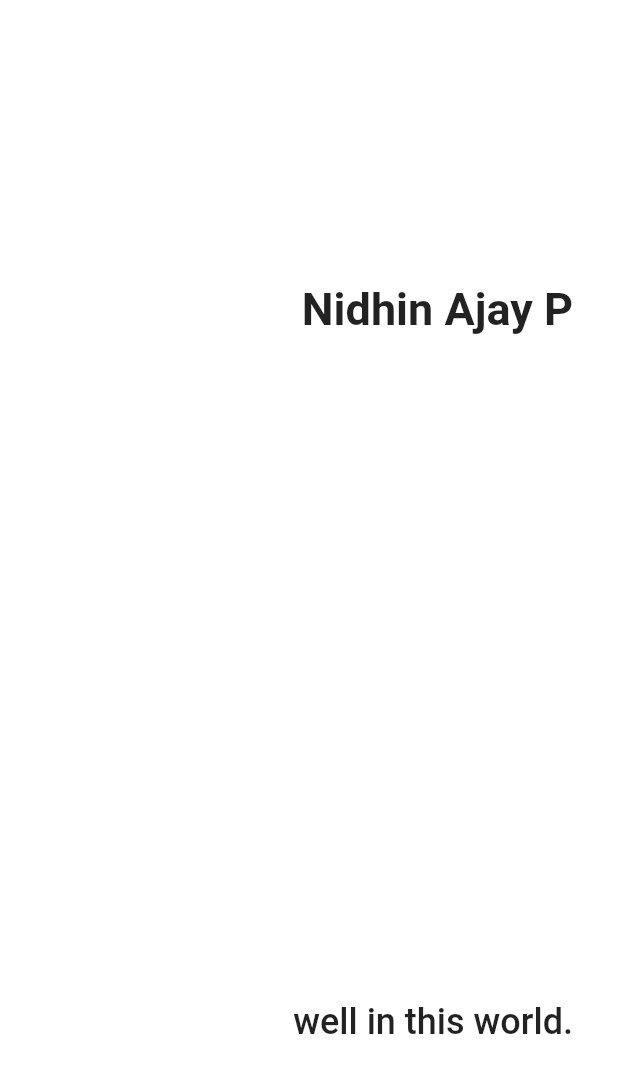
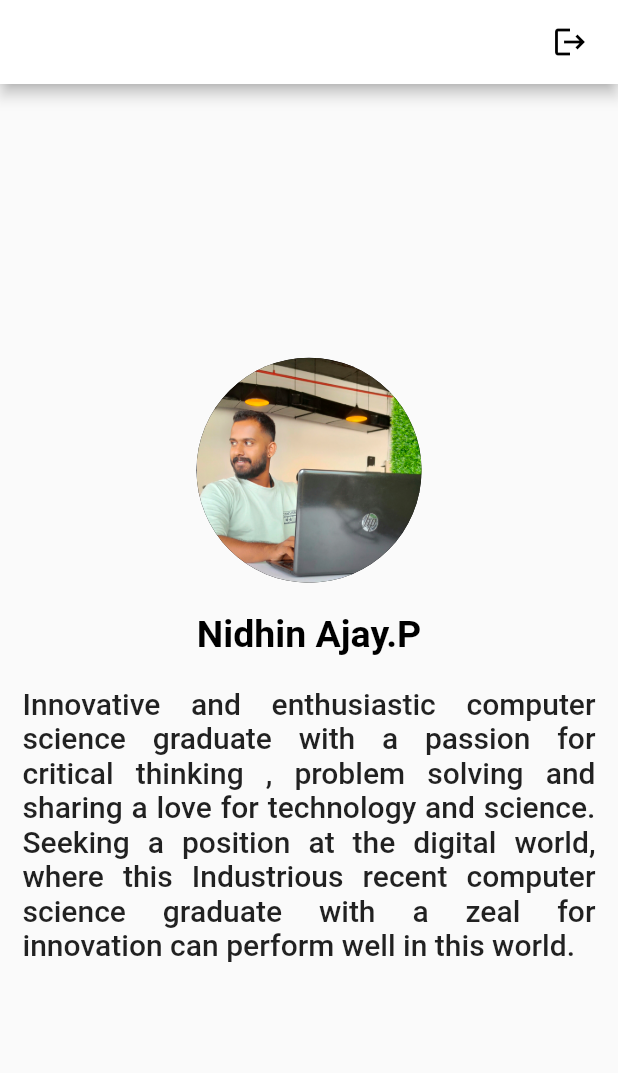
Before and after one commit to NidhinAjay/Firebase_Login, a Flutter app: the screen it shows once a user with an empty profile is signed in, on a phone screen of 412 x 824 dp. Shown: the top 1073 px of the screen. Run offline on Flutter 3.47's test engine with Material 2 defaults, Android fonts, the phone set to English and light mode, and no system bars; our stand-ins replace firebase_auth, firebase_core; accounts and stored records are empty.

Commit message:
commit 2

```diff
--- a/lib/profile.dart
+++ b/lib/profile.dart
@@ -1,4 +1,5 @@
 import 'package:flutter/material.dart';
+import 'package:firebase_auth/firebase_auth.dart';
 
 class bio extends StatefulWidget {
   const bio({Key? key}) : super(key: key);
@@ -10,27 +11,56 @@ class bio extends StatefulWidget {
 class _bioState extends State<bio> {
   @override
   Widget build(BuildContext context) {
-    return Center(
-        child: Padding(
-          padding: const EdgeInsets.all(20),
-          child: Container(
-            width: double.maxFinite,
-            height: double.maxFinite,
-            child: Padding(
-              padding: const EdgeInsets.all(10),
+    return Scaffold(
+      appBar: AppBar(actions: [
+        Padding(
+          padding: const EdgeInsets.symmetric(horizontal: 20),
+          child: InkWell(onTap: () {
+            FirebaseAuth.instance.signOut();
+          },
+              child: Icon(
+            Icons.logout,
+            color: Colors.black,
+          )),
+        )
+      ], backgroundColor: Colors.white),
+      body: Center(
+        child: SingleChildScrollView(
           child: Column(
-                mainAxisAlignment: MainAxisAlignment.spaceAround,
-                crossAxisAlignment: CrossAxisAlignment.end,
+            mainAxisAlignment: MainAxisAlignment.center,
             children: [
+              CircleAvatar(
+                backgroundColor: Colors.black,
+                radius: 75,
+                backgroundImage: AssetImage(
+                  'images/nidhin.jpeg',
+                ),
+              ),
+              SizedBox(
+                height: 20,
+              ),
+              Text(
+                "Nidhin Ajay.P",
+                style: TextStyle(
+                    color: Colors.black,
+                    fontSize: 25,
+                    fontWeight: FontWeight.bold),
+              ),
+              SizedBox(
+                height: 20,
+              ),
               Padding(
-                    padding: const EdgeInsets.only(top: 60),
-                    child: Text("Nidhin Ajay P",style:TextStyle(fontWeight: FontWeight.bold,fontSize: 30),),
+                padding: const EdgeInsets.symmetric(horizontal: 15),
+                child: Text(
+                    "Innovative and enthusiastic computer science graduate with a passion for critical thinking , problem solving and sharing a love for technology and science. Seeking a position at the digital world, where  this Industrious"
+                    " recent computer science graduate with a zeal for innovation can perform well in this world.",
+                    style: TextStyle(
+                        fontWeight: FontWeight.w500,
+                        fontSize: 20,
+                        color: Colors.black87),
+                    textAlign: TextAlign.justify),
               ),
-                  SizedBox(height: 50,),
-                  Text("well in this world.",
-                    style:TextStyle(fontWeight: FontWeight.w500,fontSize: 24,),),
             ],
-              ),
           ),
         ),
       ),
--- a/pubspec.yaml
+++ b/pubspec.yaml
@@ -62,8 +62,8 @@ flutter:
   uses-material-design: true
 
   # To add assets to your application, add an assets section, like this:
-  # assets:
-  #   - images/a_dot_burr.jpeg
+  assets:
+    - images/
   #   - images/a_dot_ham.jpeg
 
   # An image asset can refer to one or more resolution-specific "variants", see
```
Also changed, not shown: images/nidhi.jpeg (added), images/nidhin.jpeg (added). Lines whose indentation alone changed are shown as unchanged.
